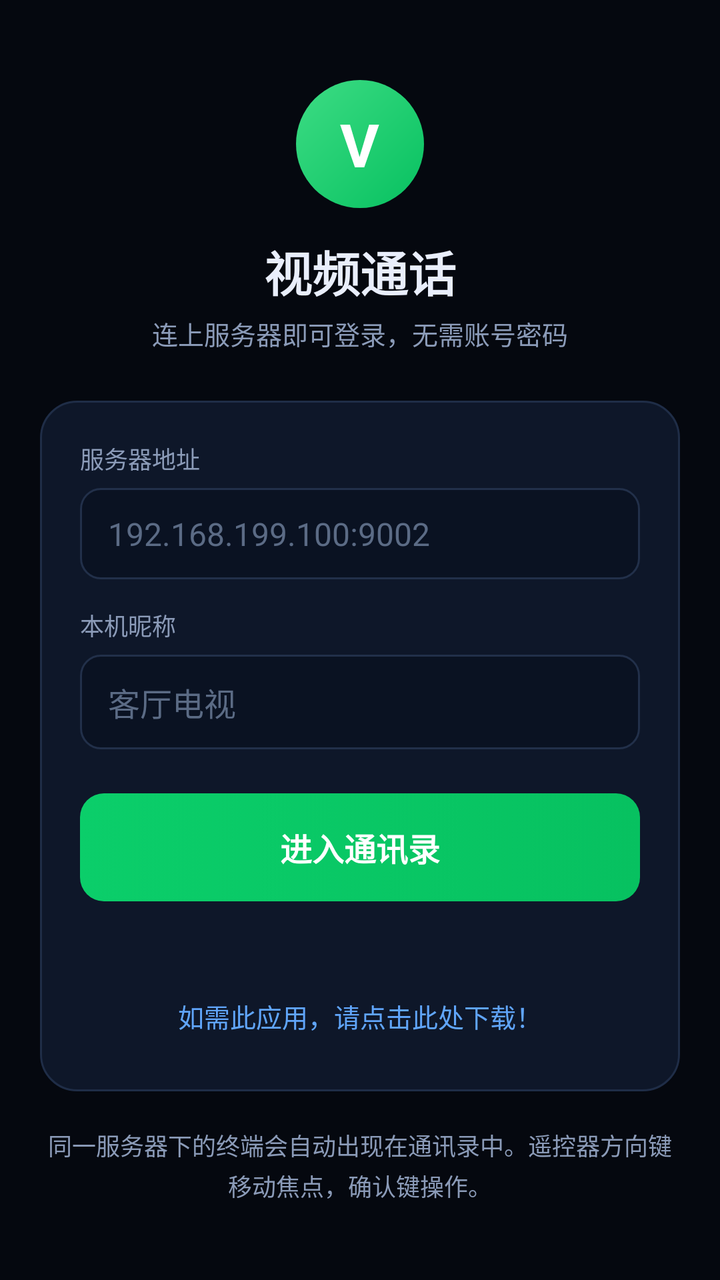
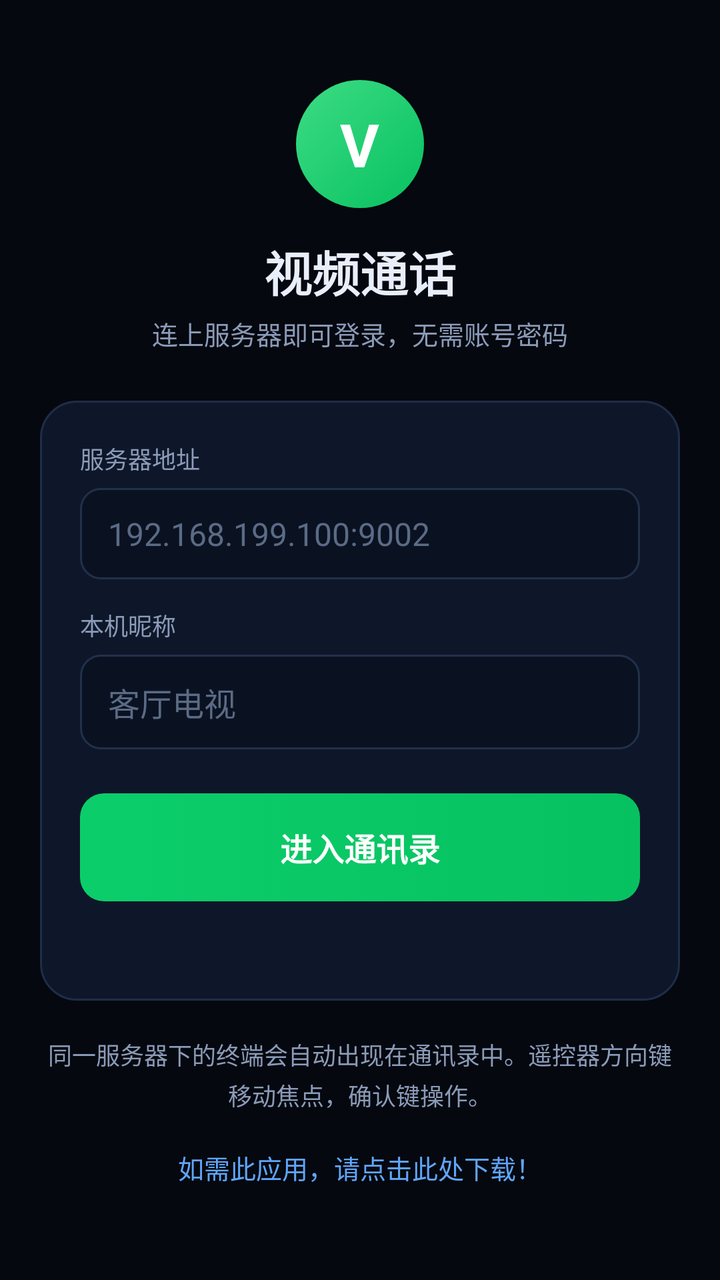

Two renders of the same Android screen: before a commit and after it. Below are the layout's source before the change and the commit's diff.
<!-- AndroidManifest.xml: application theme Theme.VCall -->
<!-- res/layout/activity_main.xml -->
<?xml version="1.0" encoding="utf-8"?>
<FrameLayout xmlns:android="http://schemas.android.com/apk/res/android"
    android:id="@+id/root"
    android:layout_width="match_parent"
    android:layout_height="match_parent"
    android:background="@color/bg">

    
    <ScrollView
        android:id="@+id/loginPanel"
        android:layout_width="match_parent"
        android:layout_height="match_parent"
        android:fillViewport="true">

        <LinearLayout
            android:layout_width="match_parent"
            android:layout_height="wrap_content"
            android:gravity="center_horizontal"
            android:orientation="vertical"
            android:paddingStart="20dp"
            android:paddingTop="40dp"
            android:paddingEnd="20dp"
            android:paddingBottom="32dp">

            <FrameLayout
                android:layout_width="64dp"
                android:layout_height="64dp"
                android:background="@drawable/bg_avatar">

                <TextView
                    android:layout_width="wrap_content"
                    android:layout_height="wrap_content"
                    android:layout_gravity="center"
                    android:text="V"
                    android:textColor="@color/white"
                    android:textSize="30sp"
                    android:textStyle="bold" />
            </FrameLayout>

            <TextView
                android:layout_width="wrap_content"
                android:layout_height="wrap_content"
                android:layout_marginTop="14dp"
                android:text="@string/setup_title"
                android:textColor="@color/text"
                android:textSize="24sp"
                android:textStyle="bold" />

            <TextView
                android:layout_width="wrap_content"
                android:layout_height="wrap_content"
                android:layout_marginTop="4dp"
                android:text="@string/setup_subtitle"
                android:textColor="@color/text_muted"
                android:textSize="13sp" />

            <LinearLayout
                android:layout_width="match_parent"
                android:layout_height="wrap_content"
                android:layout_marginTop="24dp"
                android:background="@drawable/bg_card"
                android:orientation="vertical"
                android:padding="20dp">

                <TextView
                    style="@style/VCallLabel"
                    android:layout_width="wrap_content"
                    android:layout_height="wrap_content"
                    android:text="@string/label_server" />

                <EditText
                    android:id="@+id/serverInput"
                    style="@style/VCallInput"
                    android:layout_width="match_parent"
                    android:layout_height="wrap_content"
                    android:layout_marginTop="6dp"
                    android:hint="@string/hint_server"
                    android:importantForAutofill="no"
                    android:inputType="textUri" />

                <TextView
                    style="@style/VCallLabel"
                    android:layout_width="wrap_content"
                    android:layout_height="wrap_content"
                    android:layout_marginTop="14dp"
                    android:text="@string/label_name" />

                <EditText
                    android:id="@+id/nameInput"
                    style="@style/VCallInput"
                    android:layout_width="match_parent"
                    android:layout_height="wrap_content"
                    android:layout_marginTop="6dp"
                    android:hint="@string/hint_name"
                    android:importantForAutofill="no"
                    android:inputType="text"
                    android:maxLength="24" />

                <Button
                    android:id="@+id/joinButton"
                    style="@style/VCallButton.Primary"
                    android:layout_width="match_parent"
                    android:layout_height="54dp"
                    android:layout_marginTop="22dp"
                    android:text="@string/join_room"
                    android:textSize="16sp" />

                <TextView
                    android:id="@+id/setupStatus"
                    android:layout_width="match_parent"
                    android:layout_height="wrap_content"
                    android:layout_marginTop="12dp"
                    android:gravity="center"
                    android:textColor="@color/text_muted"
                    android:textSize="13sp" />

                <TextView
                    android:id="@+id/apkDownloadLink"
                    android:layout_width="match_parent"
                    android:layout_height="wrap_content"
                    android:layout_marginTop="10dp"
                    android:gravity="center"
                    android:paddingTop="8dp"
                    android:paddingBottom="8dp"
                    android:text="如需此应用，请点击此处下载！"
                    android:textColor="#FF60A5FA"
                    android:textSize="13sp"
                    android:focusable="true"
                    android:clickable="true" />

                <TextView
                    android:id="@+id/announcementText"
                    android:layout_width="match_parent"
                    android:layout_height="wrap_content"
                    android:layout_marginTop="12dp"
                    android:gravity="center"
                    android:textColor="#FFFCD34D"
                    android:textSize="12sp"
                    android:visibility="gone" />
            </LinearLayout>

            <TextView
                android:layout_width="match_parent"
                android:layout_height="wrap_content"
                android:layout_marginTop="18dp"
                android:gravity="center"
                android:lineSpacingExtra="3dp"
                android:text="@string/setup_hint"
                android:textColor="@color/text_muted"
                android:textSize="12sp" />
        </LinearLayout>
    </ScrollView>

    
    <LinearLayout
        android:id="@+id/directoryPanel"
        android:layout_width="match_parent"
        android:layout_height="match_parent"
        android:orientation="vertical"
        android:paddingStart="16dp"
        android:paddingTop="18dp"
        android:paddingEnd="16dp"
        android:paddingBottom="12dp"
        android:visibility="gone">

        <LinearLayout
            android:layout_width="match_parent"
            android:layout_height="wrap_content"
            android:gravity="center_vertical"
            android:orientation="horizontal">

            <FrameLayout
                android:layout_width="48dp"
                android:layout_height="48dp"
                android:background="@drawable/bg_avatar">

                <TextView
                    android:id="@+id/myAvatar"
                    android:layout_width="wrap_content"
                    android:layout_height="wrap_content"
                    android:layout_gravity="center"
                    android:text="V"
                    android:textColor="@color/white"
                    android:textSize="20sp"
                    android:textStyle="bold" />
            </FrameLayout>

            <LinearLayout
                android:layout_width="0dp"
                android:layout_height="wrap_content"
                android:layout_marginStart="12dp"
                android:layout_weight="1"
                android:orientation="vertical">

                <TextView
                    android:id="@+id/myName"
                    android:layout_width="wrap_content"
                    android:layout_height="wrap_content"
                    android:background="@drawable/bg_ctrl_focus"
                    android:clickable="true"
                    android:focusable="true"
                    android:paddingStart="6dp"
                    android:paddingTop="2dp"
                    android:paddingEnd="6dp"
                    android:paddingBottom="2dp"
                    android:text="@string/directory_title"
                    android:textColor="@color/text"
                    android:textSize="17sp"
                    android:textStyle="bold" />

                <TextView
                    android:id="@+id/myState"
                    android:layout_width="wrap_content"
                    android:layout_height="wrap_content"
                    android:layout_marginTop="2dp"
                    android:text="@string/online"
                    android:textColor="@color/text_muted"
                    android:textSize="12sp" />
            </LinearLayout>

            <Button
                android:id="@+id/logoutButton"
                style="@style/VCallButton"
                android:layout_width="wrap_content"
                android:layout_height="44dp"
                android:minWidth="0dp"
                android:text="@string/logout"
                android:textSize="13sp" />
        </LinearLayout>

        <LinearLayout
            android:layout_width="match_parent"
            android:layout_height="wrap_content"
            android:layout_marginTop="14dp"
            android:gravity="center_vertical"
            android:orientation="horizontal">

            <EditText
                android:id="@+id/searchInput"
                style="@style/VCallInput"
                android:layout_width="0dp"
                android:layout_height="46dp"
                android:layout_weight="1"
                android:hint="@string/search_hint"
                android:importantForAutofill="no"
                android:inputType="text"
                android:textSize="14sp" />

            <Button
                android:id="@+id/callSelectedButton"
                style="@style/VCallButton.Primary"
                android:layout_width="wrap_content"
                android:layout_height="46dp"
                android:layout_marginStart="10dp"
                android:minWidth="0dp"
                android:text="@string/call_selected"
                android:textSize="13sp" />
        </LinearLayout>

        <TextView
            android:id="@+id/listHead"
            android:layout_width="match_parent"
            android:layout_height="wrap_content"
            android:layout_marginTop="16dp"
            android:text="@string/online_terminals"
            android:textColor="@color/text_muted"
            android:textSize="13sp" />

        <ScrollView
            android:layout_width="match_parent"
            android:layout_height="0dp"
            android:layout_marginTop="6dp"
            android:layout_weight="1"
            android:fillViewport="true">

            <LinearLayout
                android:id="@+id/terminalList"
                android:layout_width="match_parent"
                android:layout_height="wrap_content"
                android:orientation="vertical" />
        </ScrollView>

        <TextView
            android:id="@+id/emptyHint"
            android:layout_width="match_parent"
            android:layout_height="wrap_content"
            android:gravity="center"
            android:paddingTop="18dp"
            android:paddingBottom="18dp"
            android:text="@string/no_terminals"
            android:textColor="@color/text_muted"
            android:textSize="13sp"
            android:visibility="gone" />
    </LinearLayout>

    
    <FrameLayout
        android:id="@+id/callPanel"
        android:layout_width="match_parent"
        android:layout_height="match_parent"
        android:background="@color/black"
        android:visibility="gone">

        <GridLayout
            android:id="@+id/remoteGrid"
            android:layout_width="match_parent"
            android:layout_height="match_parent"
            android:columnCount="1"
            android:rowCount="1"
            android:useDefaultMargins="false" />

        <LinearLayout
            android:id="@+id/callTopBar"
            android:layout_width="match_parent"
            android:layout_height="wrap_content"
            android:layout_gravity="top"
            android:background="@drawable/bg_top_bar"
            android:gravity="center_vertical"
            android:orientation="horizontal"
            android:paddingStart="18dp"
            android:paddingTop="16dp"
            android:paddingEnd="18dp"
            android:paddingBottom="22dp">

            <TextView
                android:id="@+id/callTitle"
                android:layout_width="wrap_content"
                android:layout_height="wrap_content"
                android:text="@string/call_title"
                android:textColor="@color/white"
                android:textSize="@dimen/call_title_size"
                android:textStyle="bold" />

            <TextView
                android:id="@+id/callTimer"
                android:layout_width="wrap_content"
                android:layout_height="wrap_content"
                android:layout_marginStart="10dp"
                android:text="00:00"
                android:textColor="#CCFFFFFF"
                android:textSize="@dimen/call_sub_size" />

            <View
                android:layout_width="0dp"
                android:layout_height="1dp"
                android:layout_weight="1" />

            <TextView
                android:id="@+id/netStatus"
                android:layout_width="wrap_content"
                android:layout_height="wrap_content"
                android:text="@string/network_checking"
                android:textColor="#B3FFFFFF"
                android:textSize="12sp" />

            <TextView
                android:id="@+id/fullscreenButton"
                android:layout_width="wrap_content"
                android:layout_height="wrap_content"
                android:layout_marginStart="10dp"
                android:background="@drawable/bg_badge"
                android:clickable="true"
                android:focusable="true"
                android:paddingStart="10dp"
                android:paddingTop="4dp"
                android:paddingEnd="10dp"
                android:paddingBottom="4dp"
                android:text="@string/fullscreen"
                android:textColor="@color/white"
                android:textSize="12sp" />
        </LinearLayout>

        <FrameLayout
            android:id="@+id/localContainer"
            android:layout_width="@dimen/local_width"
            android:layout_height="@dimen/local_height"
            android:layout_gravity="top|end"
            android:layout_marginTop="76dp"
            android:layout_marginEnd="16dp"
            android:background="@drawable/bg_local_frame"
            android:elevation="8dp">

            <org.webrtc.SurfaceViewRenderer
                android:id="@+id/localRenderer"
                android:layout_width="match_parent"
                android:layout_height="match_parent" />
        </FrameLayout>

        <LinearLayout
            android:id="@+id/bottomBar"
            android:layout_width="match_parent"
            android:layout_height="wrap_content"
            android:layout_gravity="bottom"
            android:background="@drawable/bg_bottom_bar"
            android:gravity="center"
            android:orientation="horizontal"
            android:paddingStart="8dp"
            android:paddingTop="28dp"
            android:paddingEnd="8dp"
            android:paddingBottom="16dp">

            <LinearLayout
                android:id="@+id/micButton"
                android:layout_width="0dp"
                android:layout_height="wrap_content"
                android:layout_weight="1"
                android:background="@drawable/bg_ctrl_focus"
                android:clickable="true"
                android:focusable="true"
                android:gravity="center"
                android:orientation="vertical"
                android:paddingTop="8dp"
                android:paddingBottom="6dp">

                <ImageView
                    android:id="@+id/micIcon"
                    android:layout_width="@dimen/ctrl_icon_size"
                    android:layout_height="@dimen/ctrl_icon_size"
                    android:background="@drawable/bg_circle_dark"
                    android:contentDescription="@string/mic_on"
                    android:padding="@dimen/ctrl_icon_padding"
                    android:src="@drawable/ic_mic"
                    android:tint="@color/white" />

                <TextView
                    android:id="@+id/micLabel"
                    android:layout_width="wrap_content"
                    android:layout_height="wrap_content"
                    android:layout_marginTop="6dp"
                    android:text="@string/mic_on"
                    android:textColor="@color/white"
                    android:textSize="@dimen/ctrl_label_size" />
            </LinearLayout>

            <LinearLayout
                android:id="@+id/switchButton"
                android:layout_width="0dp"
                android:layout_height="wrap_content"
                android:layout_weight="1"
                android:background="@drawable/bg_ctrl_focus"
                android:clickable="true"
                android:focusable="true"
                android:gravity="center"
                android:orientation="vertical"
                android:paddingTop="8dp"
                android:paddingBottom="6dp">

                <ImageView
                    android:id="@+id/switchIcon"
                    android:layout_width="@dimen/ctrl_icon_size"
                    android:layout_height="@dimen/ctrl_icon_size"
                    android:background="@drawable/bg_circle_dark"
                    android:contentDescription="@string/switch_camera"
                    android:padding="@dimen/ctrl_icon_padding"
                    android:src="@drawable/ic_flip_camera"
                    android:tint="@color/white" />

                <TextView
                    android:layout_width="wrap_content"
                    android:layout_height="wrap_content"
                    android:layout_marginTop="6dp"
                    android:text="@string/switch_camera"
                    android:textColor="@color/white"
                    android:textSize="@dimen/ctrl_label_size" />
            </LinearLayout>

            <LinearLayout
                android:id="@+id/hangupButton"
                android:layout_width="0dp"
                android:layout_height="wrap_content"
                android:layout_weight="1"
                android:background="@drawable/bg_ctrl_focus"
                android:clickable="true"
                android:focusable="true"
                android:gravity="center"
                android:orientation="vertical"
                android:paddingTop="2dp"
                android:paddingBottom="6dp">

                <ImageView
                    android:id="@+id/hangupIcon"
                    android:layout_width="@dimen/hangup_icon_size"
                    android:layout_height="@dimen/hangup_icon_size"
                    android:background="@drawable/bg_circle_danger"
                    android:contentDescription="@string/hangup"
                    android:padding="18dp"
                    android:src="@drawable/ic_call_end"
                    android:tint="@color/white" />

                <TextView
                    android:layout_width="wrap_content"
                    android:layout_height="wrap_content"
                    android:layout_marginTop="6dp"
                    android:text="@string/hangup"
                    android:textColor="@color/white"
                    android:textSize="@dimen/ctrl_label_size" />
            </LinearLayout>

            <LinearLayout
                android:id="@+id/speakerButton"
                android:layout_width="0dp"
                android:layout_height="wrap_content"
                android:layout_weight="1"
                android:background="@drawable/bg_ctrl_focus"
                android:clickable="true"
                android:focusable="true"
                android:gravity="center"
                android:orientation="vertical"
                android:paddingTop="8dp"
                android:paddingBottom="6dp">

                <ImageView
                    android:id="@+id/speakerIcon"
                    android:layout_width="@dimen/ctrl_icon_size"
                    android:layout_height="@dimen/ctrl_icon_size"
                    android:background="@drawable/bg_circle_dark"
                    android:contentDescription="@string/speaker"
                    android:padding="@dimen/ctrl_icon_padding"
                    android:src="@drawable/ic_volume_up"
                    android:tint="@color/white" />

                <TextView
                    android:id="@+id/speakerLabel"
                    android:layout_width="wrap_content"
                    android:layout_height="wrap_content"
                    android:layout_marginTop="6dp"
                    android:text="@string/speaker"
                    android:textColor="@color/white"
                    android:textSize="@dimen/ctrl_label_size" />
            </LinearLayout>
        </LinearLayout>

        <TextView
            android:id="@+id/hintOverlay"
            android:layout_width="wrap_content"
            android:layout_height="wrap_content"
            android:layout_gravity="center_horizontal|bottom"
            android:layout_marginBottom="150dp"
            android:background="@drawable/bg_badge"
            android:paddingStart="16dp"
            android:paddingTop="8dp"
            android:paddingEnd="16dp"
            android:paddingBottom="8dp"
            android:textColor="@color/text"
            android:textSize="13sp"
            android:visibility="gone" />
    </FrameLayout>

    
    <LinearLayout
        android:id="@+id/incomingPanel"
        android:layout_width="match_parent"
        android:layout_height="match_parent"
        android:background="#F205080F"
        android:gravity="center"
        android:orientation="vertical"
        android:padding="24dp"
        android:visibility="gone">

        <FrameLayout
            android:layout_width="@dimen/avatar_size"
            android:layout_height="@dimen/avatar_size"
            android:background="@drawable/bg_avatar">

            <TextView
                android:id="@+id/incomingAvatar"
                android:layout_width="wrap_content"
                android:layout_height="wrap_content"
                android:layout_gravity="center"
                android:text="V"
                android:textColor="@color/white"
                android:textSize="@dimen/avatar_text_size"
                android:textStyle="bold" />
        </FrameLayout>

        <TextView
            android:id="@+id/incomingName"
            android:layout_width="wrap_content"
            android:layout_height="wrap_content"
            android:layout_marginTop="20dp"
            android:text="@string/call_title"
            android:textColor="@color/white"
            android:textSize="22sp"
            android:textStyle="bold" />

        <TextView
            android:id="@+id/incomingHint"
            android:layout_width="wrap_content"
            android:layout_height="wrap_content"
            android:layout_marginTop="10dp"
            android:text="@string/incoming_hint"
            android:textColor="#B3FFFFFF"
            android:textSize="14sp" />

        <LinearLayout
            android:layout_width="match_parent"
            android:layout_height="wrap_content"
            android:layout_marginTop="40dp"
            android:gravity="center"
            android:orientation="horizontal">

            <Button
                android:id="@+id/rejectButton"
                style="@style/VCallButton.Danger"
                android:layout_width="0dp"
                android:layout_height="52dp"
                android:layout_marginEnd="12dp"
                android:layout_weight="1"
                android:text="@string/reject"
                android:textSize="15sp" />

            <Button
                android:id="@+id/acceptButton"
                style="@style/VCallButton.Primary"
                android:layout_width="0dp"
                android:layout_height="52dp"
                android:layout_marginStart="12dp"
                android:layout_weight="1"
                android:text="@string/accept"
                android:textSize="15sp" />
        </LinearLayout>
    </LinearLayout>
</FrameLayout>
<!-- resources referenced by this layout -->
<resources>
  <color name="bg">#FF05080F</color>
  <color name="black">#FF000000</color>
  <color name="text">#FFE9EEFB</color>
  <color name="text_muted">#FF8B9BB8</color>
  <color name="white">#FFFFFFFF</color>
  <dimen name="avatar_size">88dp</dimen>
  <dimen name="avatar_text_size">36sp</dimen>
  <dimen name="call_sub_size">13sp</dimen>
  <dimen name="call_title_size">17sp</dimen>
  <dimen name="ctrl_icon_padding">15dp</dimen>
  <dimen name="ctrl_icon_size">56dp</dimen>
  <dimen name="ctrl_label_size">12sp</dimen>
  <dimen name="hangup_icon_size">62dp</dimen>
  <dimen name="local_height">144dp</dimen>
  <dimen name="local_width">108dp</dimen>
  <!-- drawable bg_avatar (drawable) -->
  <?xml version="1.0" encoding="utf-8"?>
  <shape xmlns:android="http://schemas.android.com/apk/res/android" android:shape="oval">
      <gradient
          android:startColor="#FF3DDC84"
          android:endColor="#FF07C160"
          android:angle="315" />
  </shape>
  <!-- drawable bg_bottom_bar (drawable) -->
  <?xml version="1.0" encoding="utf-8"?>
  <shape xmlns:android="http://schemas.android.com/apk/res/android" android:shape="rectangle">
      <gradient
          android:startColor="#00000000"
          android:endColor="#D9000000"
          android:angle="270" />
  </shape>
  <!-- drawable bg_circle_danger (drawable) -->
  <?xml version="1.0" encoding="utf-8"?>
  <shape xmlns:android="http://schemas.android.com/apk/res/android" android:shape="oval">
      <solid android:color="#FFE64340" />
  </shape>
  <!-- drawable bg_circle_dark (drawable) -->
  <?xml version="1.0" encoding="utf-8"?>
  <shape xmlns:android="http://schemas.android.com/apk/res/android" android:shape="oval">
      <solid android:color="#66000000" />
      <stroke android:width="1dp" android:color="#33FFFFFF" />
  </shape>
  <!-- drawable bg_top_bar (drawable) -->
  <?xml version="1.0" encoding="utf-8"?>
  <shape xmlns:android="http://schemas.android.com/apk/res/android" android:shape="rectangle">
      <gradient
          android:startColor="#A6000000"
          android:endColor="#00000000"
          android:angle="270" />
  </shape>
  <string name="accept">接听</string>
  <string name="call_selected">呼叫所选</string>
  <string name="call_title">视频通话</string>
  <string name="directory_title">通讯录</string>
  <string name="fullscreen">全屏</string>
  <string name="hangup">挂断</string>
  <string name="hint_name">客厅电视</string>
  <string name="hint_server">192.168.199.100:9002</string>
  <string name="incoming_hint">邀请你视频通话</string>
  <string name="join_room">进入通讯录</string>
  <string name="label_name">本机昵称</string>
  <string name="label_server">服务器地址</string>
  <string name="logout">退出</string>
  <string name="mic_on">静音</string>
  <string name="network_checking">连接中</string>
  <string name="no_terminals">暂无其他终端在线</string>
  <string name="online">在线</string>
  <string name="online_terminals">在线终端</string>
  <string name="reject">拒绝</string>
  <string name="search_hint">搜索终端</string>
  <string name="setup_hint">同一服务器下的终端会自动出现在通讯录中。遥控器方向键移动焦点，确认键操作。</string>
  <string name="setup_subtitle">连上服务器即可登录，无需账号密码</string>
  <string name="setup_title">视频通话</string>
  <string name="speaker">免提</string>
  <string name="switch_camera">翻转</string>
  <style name="VCallButton.Danger">
          <item name="android:background">@drawable/bg_button_danger</item>
          <item name="android:textColor">@color/white</item>
      </style>
  <style name="VCallButton.Primary">
          <item name="android:background">@drawable/bg_button_primary</item>
          <item name="android:textColor">@color/white</item>
          <item name="android:textStyle">bold</item>
      </style>
  <style name="VCallLabel">
          <item name="android:textColor">@color/text_muted</item>
          <item name="android:textSize">12sp</item>
      </style>
  <color name="accent">#FF07C160</color>
  <!-- unchanged entries left out for length: 15 -->
</resources>

<!-- the commit's change to res/layout/activity_main.xml (unified diff, before → after) -->
@@ -115,20 +115,6 @@
                     android:textSize="13sp" />
 
                 <TextView
-                    android:id="@+id/apkDownloadLink"
-                    android:layout_width="match_parent"
-                    android:layout_height="wrap_content"
-                    android:layout_marginTop="10dp"
-                    android:gravity="center"
-                    android:paddingTop="8dp"
-                    android:paddingBottom="8dp"
-                    android:text="如需此应用，请点击此处下载！"
-                    android:textColor="#FF60A5FA"
-                    android:textSize="13sp"
-                    android:focusable="true"
-                    android:clickable="true" />
-
-                <TextView
                     android:id="@+id/announcementText"
                     android:layout_width="match_parent"
                     android:layout_height="wrap_content"
@@ -148,6 +134,20 @@
                 android:text="@string/setup_hint"
                 android:textColor="@color/text_muted"
                 android:textSize="12sp" />
+
+            <TextView
+                android:id="@+id/apkDownloadLink"
+                android:layout_width="match_parent"
+                android:layout_height="wrap_content"
+                android:layout_marginTop="10dp"
+                android:gravity="center"
+                android:paddingTop="8dp"
+                android:paddingBottom="8dp"
+                android:text="如需此应用，请点击此处下载！"
+                android:textColor="#FF60A5FA"
+                android:textSize="13sp"
+                android:focusable="true"
+                android:clickable="true" />
         </LinearLayout>
     </ScrollView>
 
